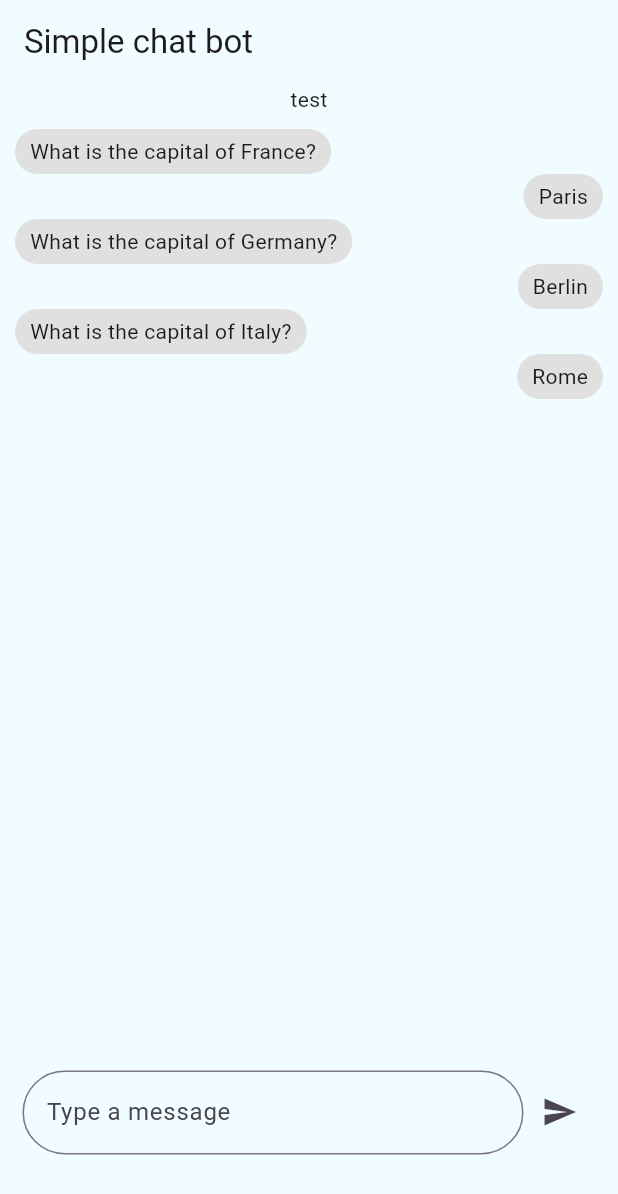
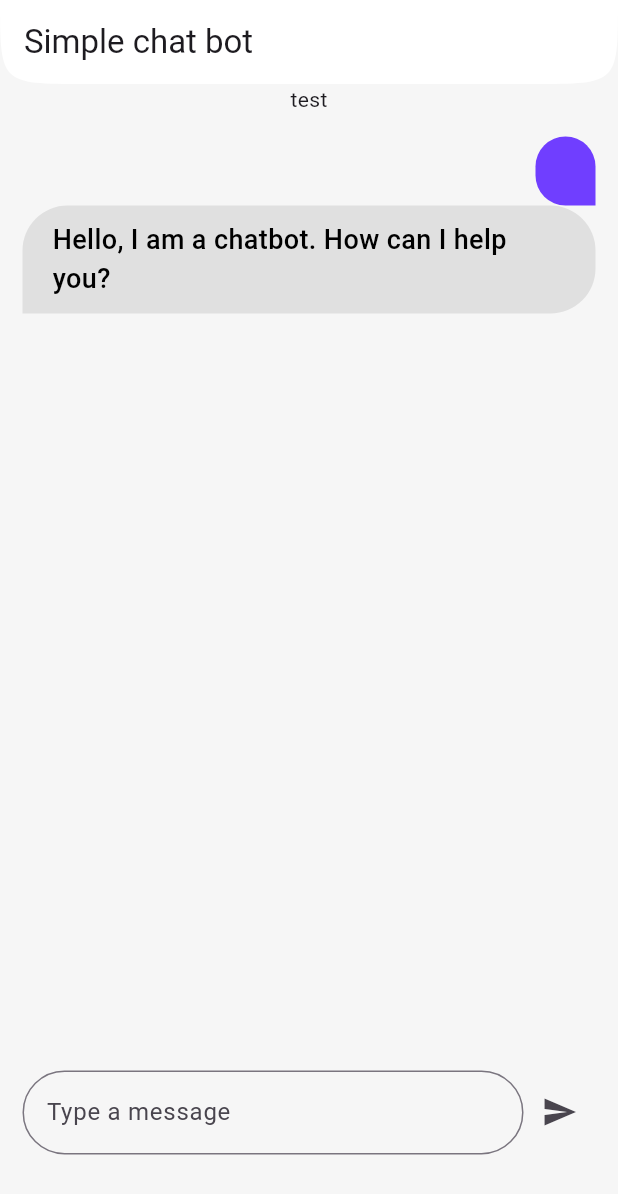
Before and after one commit to jtrznadel/simpleGeminiChatbot, a Flutter app: the screen it shows after launch, after a tap on the "send" icon, on a phone screen of 412 x 824 dp. Shown: the top 1194 px of the screen. Run offline on Flutter 3.47's test engine with Material 3 defaults, Android fonts, the phone set to English and light mode, and no system bars; our stand-ins replace google_generative_ai; network calls fail.

Commit message:
add dialogue view

```diff
--- /dev/null
+++ b/lib/components/answer_bubble.dart
@@ -0,0 +1,31 @@
+import 'package:flutter/material.dart';
+
+class AnswerBubble extends StatelessWidget {
+  const AnswerBubble({super.key, required this.message});
+
+  final String message;
+
+  @override
+  Widget build(BuildContext context) {
+    return Container(
+      padding:
+          const EdgeInsetsDirectional.symmetric(vertical: 10, horizontal: 20),
+      decoration: BoxDecoration(
+        color: Colors.grey[300],
+        borderRadius: const BorderRadius.all(
+          Radius.circular(30),
+        ).copyWith(
+          bottomLeft: const Radius.circular(0),
+        ),
+      ),
+      child: Text(
+        message,
+        style: const TextStyle(
+          fontSize: 18,
+          color: Colors.black,
+          fontWeight: FontWeight.w500,
+        ),
+      ),
+    );
+  }
+}
--- a/lib/components/dialogue_bubbles.dart
+++ b/lib/components/dialogue_bubbles.dart
@@ -1,5 +1,6 @@
 import 'package:flutter/material.dart';
-import 'package:simple_chatbot/components/text_bubble.dart';
+import 'package:simple_chatbot/components/answer_bubble.dart';
+import 'package:simple_chatbot/components/question_bubble.dart';
 
 class DialogueBubbles extends StatelessWidget {
   const DialogueBubbles(
@@ -13,14 +14,14 @@ class DialogueBubbles extends StatelessWidget {
     return Column(
       children: [
         Align(
-          alignment: Alignment.centerLeft,
-          child: TextBubble(
+          alignment: Alignment.centerRight,
+          child: QuestionBubble(
             message: question,
           ),
         ),
         Align(
-          alignment: Alignment.centerRight,
-          child: TextBubble(
+          alignment: Alignment.centerLeft,
+          child: AnswerBubble(
             message: answer,
           ),
         ),
--- /dev/null
+++ b/lib/components/question_bubble.dart
@@ -0,0 +1,32 @@
+import 'package:flutter/material.dart';
+import 'package:simple_chatbot/constants/colors.dart';
+
+class QuestionBubble extends StatelessWidget {
+  const QuestionBubble({super.key, required this.message});
+
+  final String message;
+
+  @override
+  Widget build(BuildContext context) {
+    return Container(
+      padding:
+          const EdgeInsetsDirectional.symmetric(vertical: 10, horizontal: 20),
+      decoration: BoxDecoration(
+        color: AppColors.questionBubbleBgColor,
+        borderRadius: const BorderRadius.all(
+          Radius.circular(30),
+        ).copyWith(
+          bottomRight: const Radius.circular(0),
+        ),
+      ),
+      child: Text(
+        message,
+        style: const TextStyle(
+          fontSize: 18,
+          color: Colors.white,
+          fontWeight: FontWeight.w500,
+        ),
+      ),
+    );
+  }
+}
--- a/lib/components/text_bubble.dart
+++ /dev/null
@@ -1,20 +0,0 @@
-import 'package:flutter/material.dart';
-
-class TextBubble extends StatelessWidget {
-  const TextBubble({super.key, required this.message});
-
-  final String message;
-
-  @override
-  Widget build(BuildContext context) {
-    return Container(
-      padding:
-          const EdgeInsetsDirectional.symmetric(vertical: 5, horizontal: 10),
-      decoration: BoxDecoration(
-        color: Colors.grey[300],
-        borderRadius: BorderRadius.circular(30),
-      ),
-      child: Text(message),
-    );
-  }
-}
--- a/lib/constants/colors.dart
+++ b/lib/constants/colors.dart
@@ -3,5 +3,8 @@ import 'dart:ui';
 class AppColors {
   const AppColors._();
 
-  static const primary = Color.fromARGB(255, 240, 252, 255);
+  static const primaryColor = Color(0xFFFFFFFF);
+  static const bgColor = Color(0xFFF6F6F6);
+  static const questionBubbleBgColor = Color(0xFF703EFF);
+  static const answerBubbleBgColor = Color(0xFFFFFFFF);
 }
--- /dev/null
+++ b/lib/extensions/context_extensions.dart
@@ -0,0 +1,7 @@
+import 'package:flutter/material.dart';
+
+extension ContextExtensions on BuildContext {
+  Size get size => MediaQuery.of(this).size;
+  double get width => size.width;
+  double get height => size.height;
+}
--- a/lib/main.dart
+++ b/lib/main.dart
@@ -1,7 +1,5 @@
 import 'package:flutter/material.dart';
 import 'package:simple_chatbot/constants/colors.dart';
-import 'package:simple_chatbot/gemini_model.dart';
-import 'package:simple_chatbot/models/dialogue_model.dart';
 import 'package:simple_chatbot/views/chat_view.dart';
 
 void main() {
@@ -14,17 +12,24 @@ class MyApp extends StatelessWidget {
   @override
   Widget build(BuildContext context) {
     return MaterialApp(
-        title: 'Flutter Demo',
+        title: 'Simple Chatbot',
         theme: ThemeData(
           colorScheme: ColorScheme.fromSeed(seedColor: Colors.deepPurple),
           useMaterial3: true,
         ),
+        debugShowCheckedModeBanner: false,
         home: Scaffold(
           appBar: AppBar(
             title: const Text('Simple chat bot'),
-            backgroundColor: AppColors.primary,
+            shape: const ContinuousRectangleBorder(
+              borderRadius: BorderRadius.only(
+                bottomLeft: Radius.circular(100),
+                bottomRight: Radius.circular(100),
+              ),
+            ),
+            backgroundColor: AppColors.primaryColor,
           ),
-          backgroundColor: AppColors.primary,
+          backgroundColor: AppColors.bgColor,
           body: const ChatView(),
         ));
   }
--- a/lib/gemini_model.dart
+++ b/lib/models/gemini_model.dart
@@ -11,9 +11,9 @@ class GeminiModel {
     );
   }
 
-  Future<void> process(String prompt) async {
+  Future<String> process(String prompt) async {
     final content = [Content.text(prompt)];
     final response = await model!.generateContent(content);
-    print(response.text);
+    return response.text;
   }
 }
--- a/lib/views/chat_view.dart
+++ b/lib/views/chat_view.dart
@@ -1,38 +1,41 @@
 import 'package:flutter/material.dart';
 import 'package:simple_chatbot/components/dialogue_bubbles.dart';
-import 'package:simple_chatbot/gemini_model.dart';
+import 'package:simple_chatbot/extensions/context_extensions.dart';
+import 'package:simple_chatbot/models/gemini_model.dart';
 import 'package:simple_chatbot/models/dialogue_model.dart';
 
-class ChatView extends StatelessWidget {
+class ChatView extends StatefulWidget {
   const ChatView({super.key});
 
   @override
-  Widget build(BuildContext context) {
+  State<ChatView> createState() => _ChatViewState();
+}
+
+class _ChatViewState extends State<ChatView> {
   final GeminiModel model = GeminiModel();
+  final TextEditingController controller = TextEditingController();
   final List<DialogueModel> dialogues = [
     const DialogueModel(
-        question: "What is the capital of France?",
-        answer: "Paris",
-      ),
-      const DialogueModel(
-        question: "What is the capital of Germany?",
-        answer: "Berlin",
-      ),
-      const DialogueModel(
-        question: "What is the capital of Italy?",
-        answer: "Rome",
+      question: "",
+      answer: "Hello, I am a chatbot. How can I help you?",
     ),
   ];
 
-    final size = MediaQuery.of(context).size;
+  @override
+  void dispose() {
+    controller.dispose();
+    super.dispose();
+  }
 
+  @override
+  Widget build(BuildContext context) {
     return Column(
       mainAxisAlignment: MainAxisAlignment.center,
       children: [
         const Text('test'),
         Expanded(
           child: ListView.builder(
-            padding: const EdgeInsets.all(10),
+            padding: const EdgeInsets.all(15),
             itemCount: dialogues.length,
             itemBuilder: (BuildContext context, int index) {
               return Column(
@@ -50,12 +53,13 @@ class ChatView extends StatelessWidget {
           padding: const EdgeInsets.symmetric(
             horizontal: 15,
           ),
-          width: size.width,
-          height: size.height * 0.2,
+          width: context.width,
+          height: context.height * 0.2,
           child: Row(
             children: [
               Expanded(
                   child: TextField(
+                controller: controller,
                 decoration: InputDecoration(
                   hintText: "Type a message",
                   border: OutlineInputBorder(
@@ -65,7 +69,14 @@ class ChatView extends StatelessWidget {
               )),
               IconButton(
                   onPressed: () async {
-                    await model.process("What is the capital of France?");
+                    String result = await model.process(controller.text.trim());
+                    dialogues.add(DialogueModel(
+                      question: controller.text,
+                      answer: result,
+                    ));
+                    print(dialogues.first.answer);
+                    print(dialogues.first.question);
+                    setState(() {});
                   },
                   icon: const Icon(Icons.send)),
             ],
```
Lines whose indentation alone changed are shown as unchanged.
